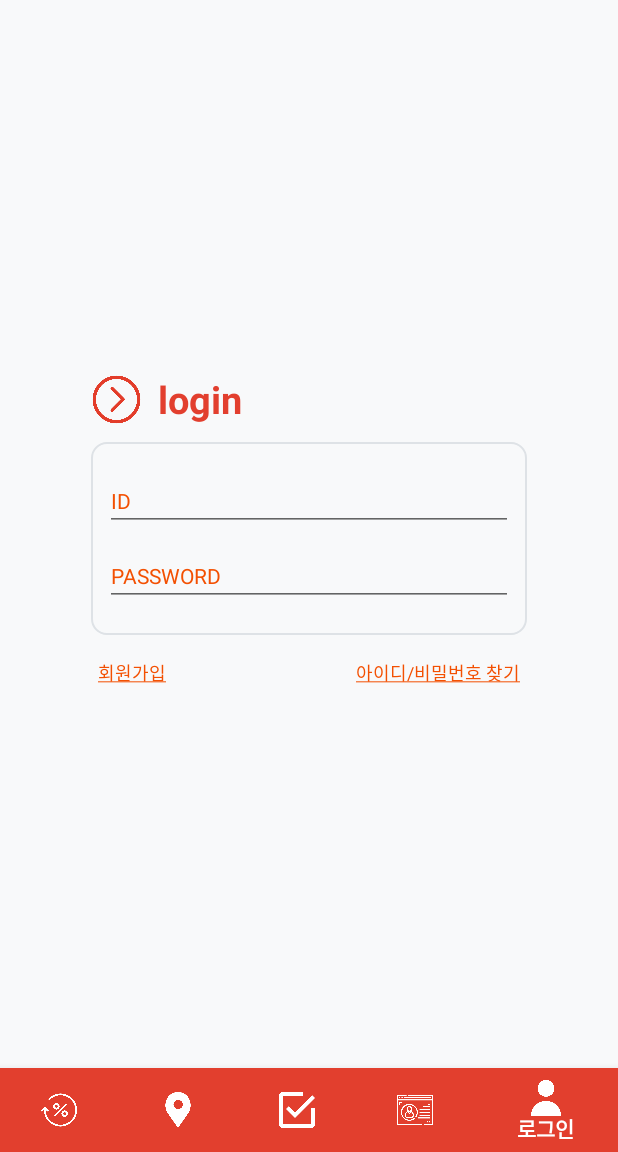
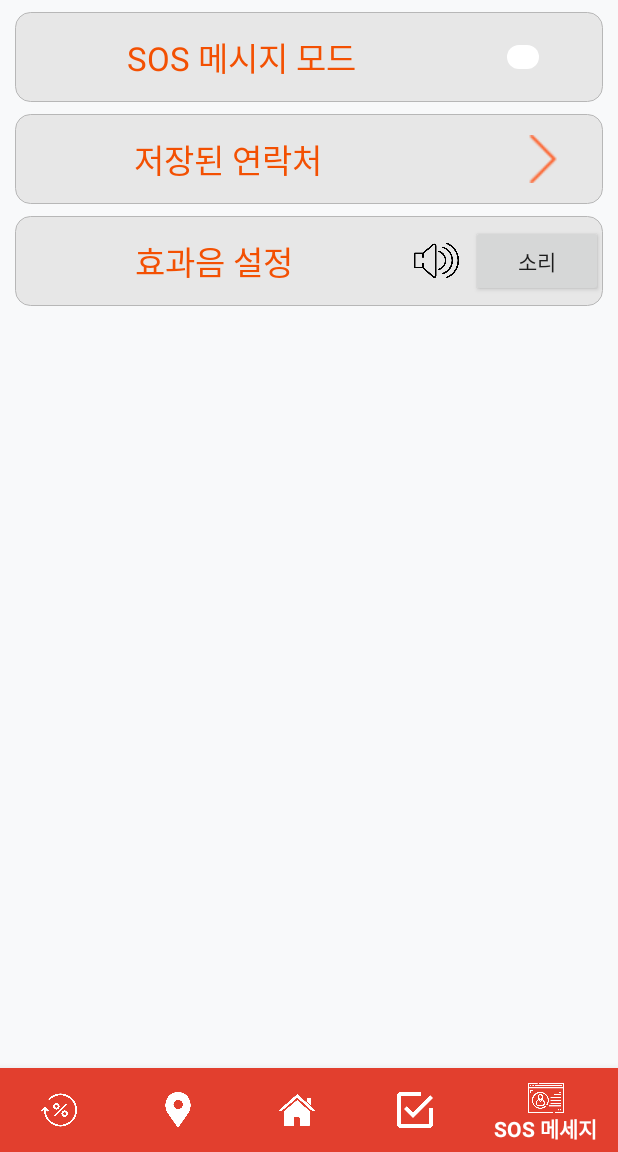
Before and after one commit to youarealone/hjw-front, an Android app: the screen it shows after launch once a user with an empty profile is signed in (MainActivity), item 5 of the bottom bar chosen, on a phone screen of 412 x 824 dp, the part 84-1236 px from its top. Run offline under Robolectric (Android 15) with nearby library versions, the phone set to English and light mode, and no system bars; our stand-ins replace Firebase (no records; nobody signed in at launch, a user with empty details on screens opened directly).

Commit message:
[F37] 기존 로그인 페이지 삭제
- 기존 로그인 페이지 삭제
- 빈 메뉴를 홈화면으로 채움

```diff
--- a/app/src/main/java/com/example/hjw_front/LoginFragment.java
+++ /dev/null
@@ -1,16 +0,0 @@
-package com.example.hjw_front;
-
-import android.os.Bundle;
-import android.support.annotation.NonNull;
-import android.support.annotation.Nullable;
-import android.support.v4.app.Fragment;
-import android.view.LayoutInflater;
-import android.view.View;
-import android.view.ViewGroup;
-
-public class LoginFragment extends Fragment {
-    @Override
-    public View onCreateView(@NonNull LayoutInflater inflater, @Nullable ViewGroup container, @Nullable Bundle savedInstanceState) {
-        return inflater.inflate(R.layout.fragment_login, container, false);
-    }
-}
--- a/app/src/main/java/com/example/hjw_front/MainActivity.java
+++ b/app/src/main/java/com/example/hjw_front/MainActivity.java
@@ -44,9 +44,6 @@ public class MainActivity extends AppCompatActivity {
         getSupportActionBar().setDisplayShowTitleEnabled(false);
         fragmentChanger.changeFragment(new HomeFragment());
 
-        ImageView logo = findViewById(R.id.iv_logo);
-        logo.setOnClickListener(v -> fragmentChanger.changeFragment(new HomeFragment()));
-
         Button btn_bk = findViewById(R.id.menu_bookmark);
         btn_bk.setOnClickListener(view -> fragmentChanger.changeFragment(new BookmarkFragment()));
 
@@ -61,16 +58,16 @@ public class MainActivity extends AppCompatActivity {
                     fragmentChanger.changeFragment(new LocationFragment());
                     break;
 
+                case R.id.menu_home:
+                    fragmentChanger.changeFragment(new HomeFragment());
+                    break;
+
                 case R.id.menu_schedule:
                     fragmentChanger.changeFragment(new ScheduleFragment());
                     break;
 
                 case R.id.menu_sos:
                     fragmentChanger.changeFragment(new SosFragment());
-                    break;
-
-                case R.id.menu_login:
-                    fragmentChanger.changeFragment(new LoginFragment());
                     break;
 
 
--- a/app/src/main/res/layout/fragment_login.xml
+++ /dev/null
@@ -1,92 +0,0 @@
-<?xml version="1.0" encoding="utf-8"?>
-<LinearLayout xmlns:android="http://schemas.android.com/apk/res/android"
-    android:orientation="vertical"
-    android:layout_width="match_parent"
-    android:layout_height="match_parent"
-    android:gravity="center"
-    android:background="@color/gray0">
-
-    <LinearLayout
-        android:orientation="vertical"
-        android:layout_width="match_parent"
-        android:layout_height="wrap_content"
-        android:layout_margin="60dp">
-
-        <LinearLayout
-            android:layout_width="match_parent"
-            android:layout_height="wrap_content"
-            android:orientation="horizontal">
-
-            <ImageView
-                android:layout_width="35dp"
-                android:layout_height="35dp"
-                android:layout_marginEnd="10dp"
-                android:src="@drawable/ic_arrow"/>
-
-            <TextView
-                android:layout_width="wrap_content"
-                android:layout_height="wrap_content"
-                android:textSize="25dp"
-                android:textStyle="bold"
-                android:textColor="@color/colorPrimary"
-                android:text="login"/>
-
-        </LinearLayout>
-
-        <LinearLayout
-            android:layout_width="match_parent"
-            android:layout_height="match_parent"
-            android:orientation="vertical"
-            android:layout_marginTop="10dp"
-            android:layout_marginBottom="10dp"
-            android:paddingTop="20dp"
-            android:paddingRight="10dp"
-            android:paddingBottom="20dp"
-            android:paddingLeft="10dp"
-            android:background="@drawable/round_border">
-
-            <EditText
-                android:layout_width="match_parent"
-                android:layout_height="match_parent"
-                android:textColorHint="@color/colorLight"
-                android:textSize="14dp"
-                android:hint="ID"/>
-
-            <EditText
-                android:layout_width="match_parent"
-                android:layout_height="match_parent"
-                android:layout_marginTop="10dp"
-                android:textColorHint="@color/colorLight"
-                android:textSize="14dp"
-                android:hint="PASSWORD"/>
-
-        </LinearLayout>
-
-        <LinearLayout
-            android:layout_width="match_parent"
-            android:layout_height="wrap_content"
-            android:padding="5dp"
-            android:orientation="horizontal">
-
-            <TextView
-                android:layout_width="wrap_content"
-                android:layout_height="wrap_content"
-                android:padding="0dp"
-                android:textSize="12dp"
-                android:textColor="@color/colorLight"
-                android:text="@string/signup_underline"/>
-
-            <TextView
-                android:layout_width="match_parent"
-                android:layout_height="wrap_content"
-                android:gravity="end"
-                android:textSize="12dp"
-                android:textColor="@color/colorLight"
-                android:text="@string/findAccount_underline"/>
-
-        </LinearLayout>
-
-
-    </LinearLayout>
-
-</LinearLayout>
--- a/app/src/main/res/menu/bottombar_menu.xml
+++ b/app/src/main/res/menu/bottombar_menu.xml
@@ -13,6 +13,13 @@
         android:icon="@drawable/ic_pointer"
         app:showAsAction="ifRoom"/>
 
+
+    <item
+        android:id="@+id/menu_home"
+        android:title="@string/menu_home"
+        android:icon="@drawable/ic_home"
+        app:showAsAction="ifRoom"/>
+
     <item
         android:id="@+id/menu_schedule"
         android:title="@string/menu_schedule"
@@ -25,9 +32,4 @@
         android:icon="@drawable/ic_contact"
         app:showAsAction="ifRoom"/>
 
-    <item
-        android:id="@+id/menu_login"
-        android:title="@string/menu_login"
-        android:icon="@drawable/ic_account"
-        app:showAsAction="ifRoom"/>
 </menu>
--- a/app/src/main/res/values/strings.xml
+++ b/app/src/main/res/values/strings.xml
@@ -5,7 +5,7 @@
     <string name="menu_schedule">오늘 뭐하맨?</string>
     <string name="menu_sos">SOS 메세지</string>
     <string name="menu_mypage">내정보</string>
-    <string name="menu_login">로그인</string>
+    <string name="menu_home">홈</string>
     <string name="splash_logo">스플래시 로고</string>
     <string name="signup_underline"><u>회원가입</u></string>
     <string name="findAccount_underline"><u>아이디/비밀번호 찾기</u></string>
```
Also changed, not shown: app/src/main/res/drawable-v24/ic_home.png (added).
